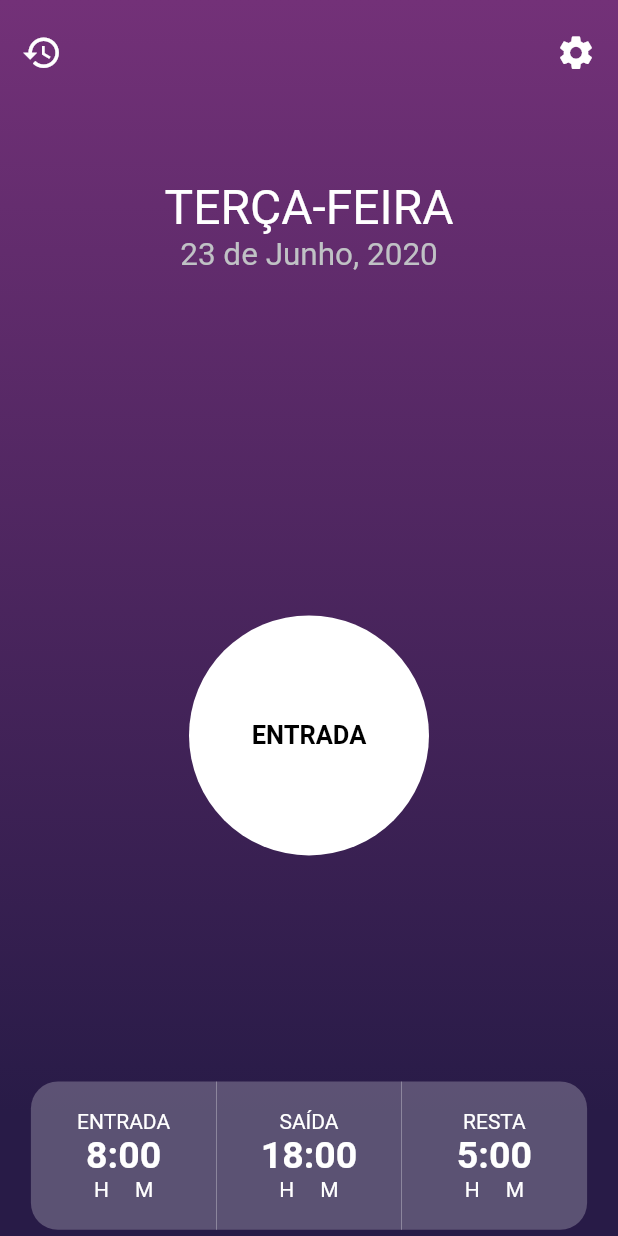
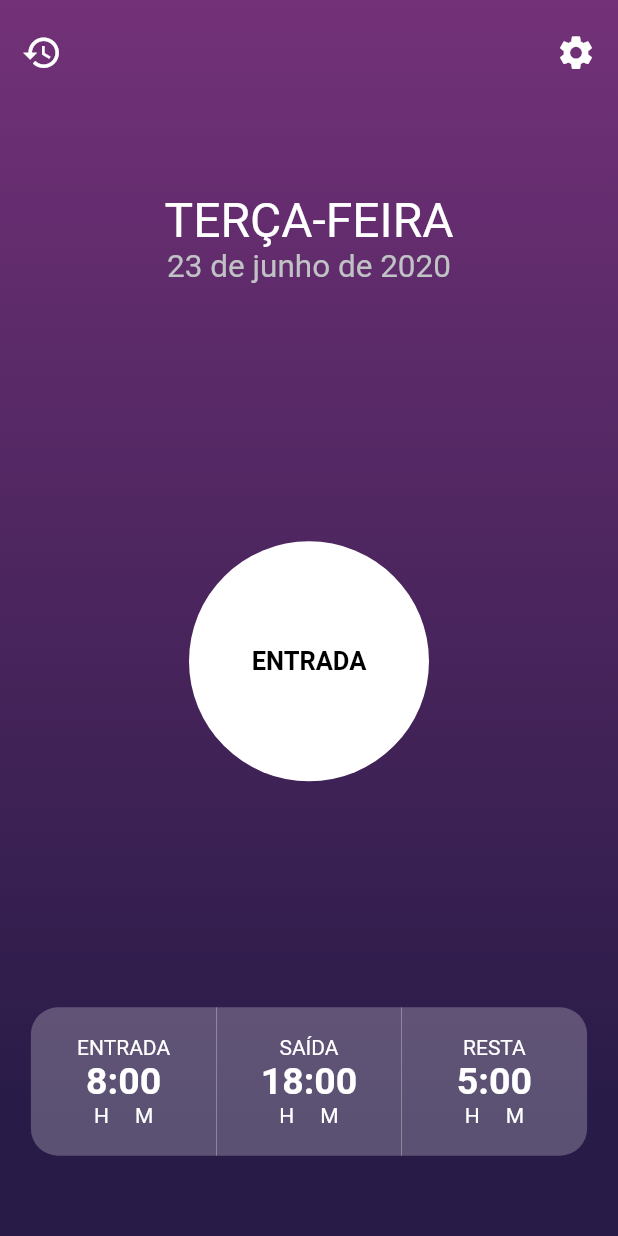
Before and after one commit to danielmarques28/Work-Tracker, a Flutter app: the screen it shows after launch, on a phone screen of 412 x 824 dp. Run offline on Flutter 3.47's test engine with Material 2 defaults, Android fonts, the phone set to English and light mode, and no system bars.

Commit message:
Add dateFormat

```diff
--- a/lib/widgets/home/InfoDay.dart
+++ b/lib/widgets/home/InfoDay.dart
@@ -1,4 +1,5 @@
 import 'package:flutter/material.dart';
+import 'package:intl/intl.dart';
 
 class InfoDay extends StatefulWidget {
   @override
@@ -7,34 +8,26 @@ class InfoDay extends StatefulWidget {
 
 class _InfoDayState extends State<InfoDay> {
   _getWeekDay() {
-    var dateTime = DateTime.now();
-    int weekDayNumber = dateTime.weekday;
-    var weekDays = ['Segunda-feira', 'Terça-feira', 'Quarta-feira', 'Quinta-feira', 'Sexta-feira', 'Sábado', 'Domingo'];
-
-    String weekDay = weekDays[weekDayNumber - 1];
+    DateTime dateTimeNow = DateTime.now();
+    String weekDay = DateFormat.EEEE().format(dateTimeNow);
 
     return weekDay.toUpperCase();
   }
 
   _getDate() {
-    var dateTime = DateTime.now();
-    int day = dateTime.day;
-    int monthNumber = dateTime.month;
-    int year = dateTime.year;
-    var months = ['Janeiro', 'Fevereiro', 'Março', 'Abril', 'Maio', 'Junho', 'Julho', 'Agosto', 'Setembro', 'Outubro', 'Novembro', 'Dezembro'];
+    DateTime dateTimeNow = DateTime.now();
+    String dateString = DateFormat.yMMMMd().format(dateTimeNow);
 
-    String month = months[monthNumber -1];
-
-    return '$day de $month, $year';
+    return dateString;
   }
 
   @override
   Widget build(BuildContext context) {
     return Container(
-      height: MediaQuery.of(context).size.height * 0.23,
+      margin: EdgeInsets.only(top: MediaQuery.of(context).size.height * 0.07),
       child: Center(
         child: Container(
-          height: MediaQuery.of(context).size.height * 0.11,
+          height: MediaQuery.of(context).size.height * 0.1,
           child: Column(
           children: <Widget>[
             Text(
```
